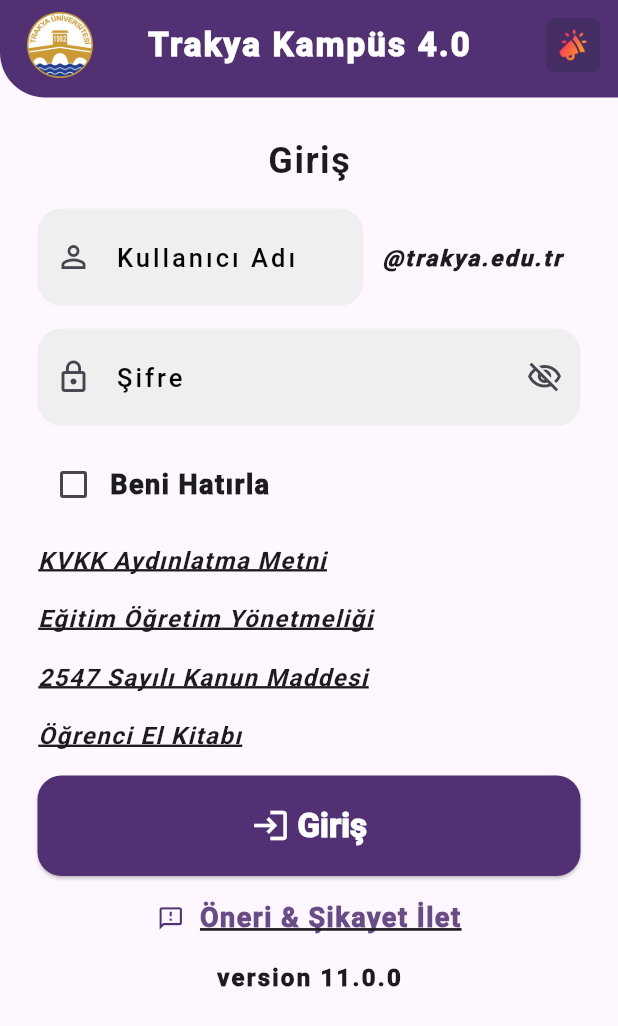
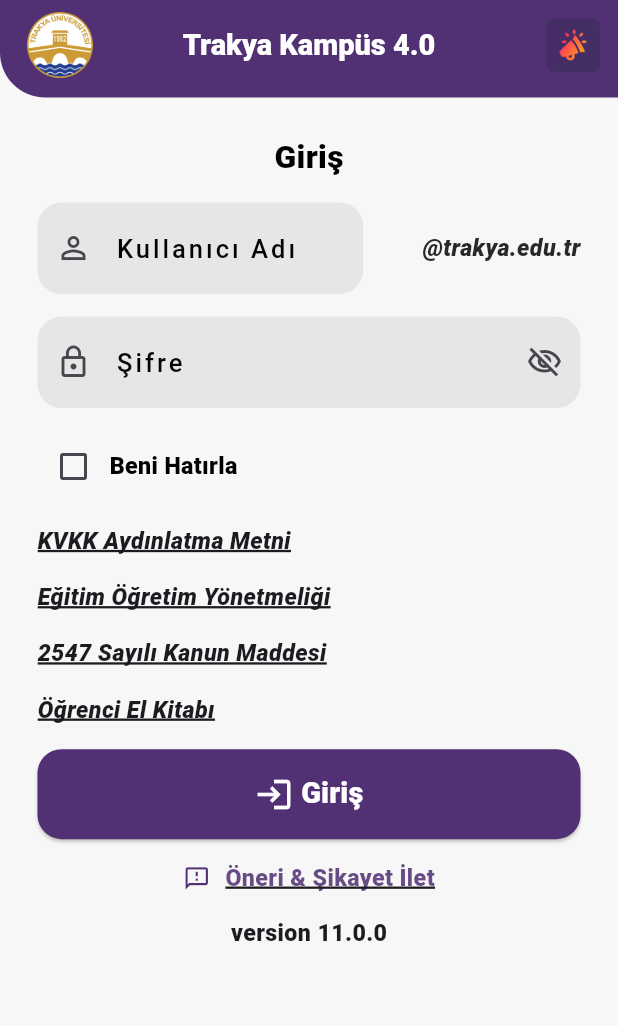
Before and after one commit to egeinann/Kampus-exe, a Flutter app: the LoginView screen opened directly, on a phone screen of 412 x 824 dp. Shown: the top 1026 px of the screen. Run offline on Flutter 3.47's test engine with Material 3 defaults, Android fonts, the phone set to English and light mode, and no system bars; our stand-ins replace flutter_riverpod, flutter_screenutil, google_fonts, image_picker, qr_flutter, shared_preferences; accounts and stored records are empty.

Commit message:
fontlar düzeltildi

```diff
--- a/lib/constants/colors.dart
+++ b/lib/constants/colors.dart
@@ -11,6 +11,6 @@ class TrakyaColors {
   // getter'lar temaya göre renk döndürür
   static Color get background => _isDark ? const Color(0xFF121212) : const Color(0xFFf7f7f7);
   static Color get primary => _isDark ? const Color(0xFF513174) : const Color(0xFF513174);
-  static Color get card => _isDark ? const Color(0xFF1E1E1E) : const Color(0xFFEFEFEF);
+  static Color get card => _isDark ? const Color(0xFF1E1E1E) : const Color.fromARGB(255, 230, 230, 230);
   static Color get negative => _isDark ? Colors.white : const Color(0xFF050306);
 }
--- a/lib/view/auth/login_view.dart
+++ b/lib/view/auth/login_view.dart
@@ -1,5 +1,7 @@
 import 'package:flutter/material.dart';
 import 'package:flutter_riverpod/flutter_riverpod.dart';
+import 'package:flutter_screenutil/flutter_screenutil.dart';
+import 'package:google_fonts/google_fonts.dart';
 import 'package:trakya_kampus_41/constants/colors.dart';
 import 'package:trakya_kampus_41/constants/images.dart';
 import 'package:trakya_kampus_41/providers/auth_notifier.dart';
@@ -26,6 +28,7 @@ class LoginView extends ConsumerWidget {
     bool reminderChecked = false;
 
     return Scaffold(
+      backgroundColor: TrakyaColors.background,
       appBar: trakyaAppBar(context, "Trakya Kampüs 4.0", [
         Image.asset(TrakyaImages.news),
       ]),
@@ -82,17 +85,17 @@ class LoginView extends ConsumerWidget {
                 hintText: "Kullanıcı Adı",
               ),
             ),
-            const Expanded(
+            Expanded(
               flex: 2,
-              child: Center(
+              child: Align(
+                alignment: Alignment.centerRight,
                 child: Text(
                   "@trakya.edu.tr",
-                  style: TextStyle(
-                    fontSize: 15,
-                    fontWeight: FontWeight.w900,
+                  style: GoogleFonts.roboto(
+                    fontSize: 16.sp,
+                    fontWeight: FontWeight.w800,
+                    color: const Color.fromARGB(255, 40, 40, 40),
                     fontStyle: FontStyle.italic,
-                    fontFamily: "RobotoBold",
-                    letterSpacing: 1.5,
                   ),
                 ),
               ),
@@ -116,11 +119,11 @@ class LoginView extends ConsumerWidget {
       alignment: Alignment.center,
       child: Text(
         "version 11.0.0",
-        style: TextStyle(
-          fontSize: 16,
+        style: GoogleFonts.roboto(
+          fontSize: 16.sp,
           fontWeight: FontWeight.w900,
-          fontFamily: "RobotoBold",
-          letterSpacing: 1.5,
+
+
         ),
       ),
     );
@@ -135,14 +138,14 @@ class LoginView extends ConsumerWidget {
         Icon(Icons.feedback_outlined, color: TrakyaColors.primary, size: 18),
         Text(
           "Öneri & Şikayet İlet",
-          style: TextStyle(
-            fontSize: 18,
+          style: GoogleFonts.roboto(
+            fontSize: 16.sp,
             fontWeight: FontWeight.w900,
             color: TrakyaColors.primary.withAlpha(220),
             decoration: TextDecoration.underline,
             decorationThickness: 2,
-            letterSpacing: 1,
-            fontFamily: "RobotoBold",
+
+
           ),
         ),
       ],
@@ -164,13 +167,13 @@ class LoginView extends ConsumerWidget {
           ),
         ),
 
-        const Text(
+        Text(
           "Beni Hatırla",
-          style: TextStyle(
-            fontSize: 18,
+          style: GoogleFonts.roboto(
+            fontSize: 16.sp,
             fontWeight: FontWeight.w900,
-            letterSpacing: 1,
-            fontFamily: "RobotoBold",
+
+            color: Colors.black,
           ),
         ),
       ],
@@ -180,58 +183,13 @@ class LoginView extends ConsumerWidget {
   // altı çizgili metinler
   Column underlineTexts() {
     return Column(
-      spacing: 16,
+      spacing: 16.h,
       crossAxisAlignment: CrossAxisAlignment.start,
-
       children: [
-        Text(
-          "KVKK Aydınlatma Metni",
-          style: TextStyle(
-            fontStyle: FontStyle.italic,
-            fontWeight: FontWeight.bold,
-            fontFamily: "RobotoBold",
-            decoration: TextDecoration.underline,
-            decorationThickness: 2,
-            letterSpacing: 1,
-            fontSize: 16,
-          ),
-        ),
-        Text(
-          "Eğitim Öğretim Yönetmeliği",
-          style: TextStyle(
-            fontStyle: FontStyle.italic,
-            fontWeight: FontWeight.bold,
-            fontFamily: "RobotoBold",
-            decoration: TextDecoration.underline,
-            decorationThickness: 2,
-            letterSpacing: 1,
-            fontSize: 16,
-          ),
-        ),
-        Text(
-          "2547 Sayılı Kanun Maddesi",
-          style: TextStyle(
-            fontStyle: FontStyle.italic,
-            fontWeight: FontWeight.bold,
-            fontFamily: "RobotoBold",
-            decoration: TextDecoration.underline,
-            decorationThickness: 2,
-            letterSpacing: 1,
-            fontSize: 16,
-          ),
-        ),
-        Text(
-          "Öğrenci El Kitabı",
-          style: TextStyle(
-            fontStyle: FontStyle.italic,
-            fontWeight: FontWeight.bold,
-            fontFamily: "RobotoBold",
-            decoration: TextDecoration.underline,
-            decorationThickness: 2,
-            letterSpacing: 1,
-            fontSize: 16,
-          ),
-        ),
+        underlineText("KVKK Aydınlatma Metni"),
+        underlineText("Eğitim Öğretim Yönetmeliği"),
+        underlineText("2547 Sayılı Kanun Maddesi"),
+        underlineText("Öğrenci El Kitabı"),
       ],
     );
   }
@@ -242,13 +200,26 @@ class LoginView extends ConsumerWidget {
       alignment: Alignment.center,
       child: Text(
         "Giriş",
-        style: TextStyle(
-          fontSize: 24,
-          fontWeight: FontWeight.bold,
-          fontFamily: "robotoBold",
-          letterSpacing: 1,
+        style: GoogleFonts.roboto(
+          fontSize: 22.sp,
+          fontWeight: FontWeight.w900,
+          color: Colors.black,
         ),
       ),
     );
   }
+
+  Widget underlineText(String text) {
+    return Text(
+      text,
+      style: GoogleFonts.roboto(
+        fontStyle: FontStyle.italic,
+        fontWeight: FontWeight.w800,
+        decoration: TextDecoration.underline,
+        decorationThickness: 2,
+
+        fontSize: 16.sp,
+      ),
+    );
+  }
 }
--- a/lib/widgets/appBar.dart
+++ b/lib/widgets/appBar.dart
@@ -1,4 +1,6 @@
 import 'package:flutter/material.dart';
+import 'package:flutter_screenutil/flutter_screenutil.dart';
+import 'package:google_fonts/google_fonts.dart';
 import 'package:trakya_kampus_41/constants/colors.dart';
 import 'package:trakya_kampus_41/constants/images.dart';
 
@@ -28,12 +30,10 @@ PreferredSizeWidget trakyaAppBar(
         automaticallyImplyLeading: false,
         title: Text(
           title,
-          style: TextStyle(
-            fontSize: 22,
+          style: GoogleFonts.roboto(
+            fontSize: 20.sp,
+            fontWeight: FontWeight.w900,
             color: Colors.white,
-            fontWeight: FontWeight.w900,
-            letterSpacing: 1.5,
-            fontFamily: "robotoBold"
           ),
         ),
         actions: actions,
--- a/lib/widgets/button.dart
+++ b/lib/widgets/button.dart
@@ -1,4 +1,6 @@
 import 'package:flutter/material.dart';
+import 'package:flutter_screenutil/flutter_screenutil.dart';
+import 'package:google_fonts/google_fonts.dart';
 import 'package:trakya_kampus_41/constants/colors.dart';
 
 Widget customButton(
@@ -15,7 +17,7 @@ Widget customButton(
       shape: RoundedRectangleBorder(
         borderRadius: BorderRadius.circular(16), // köşeleri yuvarla
       ),
-      padding: const EdgeInsets.symmetric(vertical: 18, horizontal: 20),
+      padding: const EdgeInsets.symmetric(vertical: 16, horizontal: 20),
     ),
     onPressed: onPressed,
     child: Row(
@@ -26,10 +28,10 @@ Widget customButton(
         Icon(icon, size: 26,),
         Text(
           text,
-          style: TextStyle(
-            fontSize: 22,
+          style: GoogleFonts.roboto(
+            fontSize: 20.sp,
             fontWeight: FontWeight.w900,
-            fontFamily: "RobotoBold",
+            color: Colors.white
           ),
         ),
       ],
--- a/lib/widgets/textfield.dart
+++ b/lib/widgets/textfield.dart
@@ -92,7 +92,7 @@ class _TrakyaTextfieldState extends State<TrakyaTextfield> {
               borderSide: BorderSide.none,
             ),
             contentPadding:
-                const EdgeInsets.symmetric(vertical: 18, horizontal: 18),
+                const EdgeInsets.symmetric(vertical: 16, horizontal: 18),
           ),
         ),
       ],
--- a/pubspec.yaml
+++ b/pubspec.yaml
@@ -39,6 +39,8 @@ dependencies:
   image_picker: ^1.2.1
   shared_preferences: ^2.5.4
   flutter_riverpod: ^3.1.0
+  google_fonts: ^8.0.2
+  flutter_screenutil: ^5.9.3
 
 dev_dependencies:
   flutter_test:
```
Also changed, not shown: lib/main.dart (+20 -4 lines), lib/view/app/digitalIdentity_view.dart (+26 -28 lines), lib/view/app/education_view.dart (+6 -2 lines), lib/view/app/healtAndSport_view.dart (+9 -6 lines), lib/view/app/menu_view.dart (+8 -5 lines), pubspec.lock, 3 other files.
